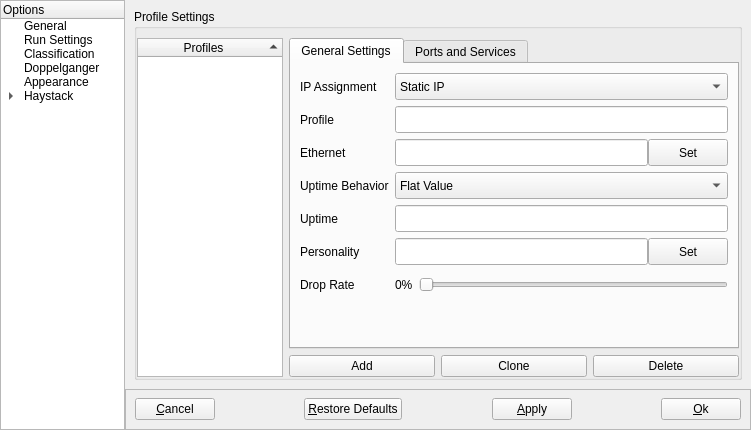
Before: the Qt Designer form NovaGUI/UI/novaconfig.ui in altf4/Nova, drawn with Qt 5.
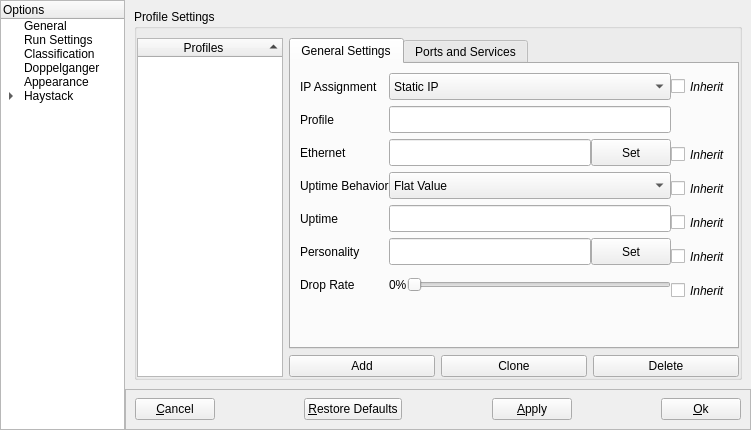
After: the same form once the commit is applied.

Commit message: NovaConfig: inherit boxes non-functional in .ui

```diff
--- a/NovaGUI/UI/novaconfig.ui
+++ b/NovaGUI/UI/novaconfig.ui
@@ -1666,9 +1666,73 @@
                 <attribute name="title">
                  <string>General Settings</string>
                 </attribute>
-                <layout class="QHBoxLayout" name="genProfSettingsBox">
+                <layout class="QHBoxLayout" name="genProfSettingsBox" stretch="85,15">
+                 <property name="spacing">
+                  <number>0</number>
+                 </property>
+                 <property name="rightMargin">
+                  <number>0</number>
+                 </property>
                  <item>
                   <layout class="QFormLayout" name="genProfFormBox">
+                   <property name="verticalSpacing">
+                    <number>6</number>
+                   </property>
+                   <item row="0" column="0">
+                    <widget class="QLabel" name="IPModeLabel">
+                     <property name="minimumSize">
+                      <size>
+                       <width>0</width>
+                       <height>27</height>
+                      </size>
+                     </property>
+                     <property name="maximumSize">
+                      <size>
+                       <width>16777215</width>
+                       <height>27</height>
+                      </size>
+                     </property>
+                     <property name="text">
+                      <string>IP Assignment</string>
+                     </property>
+                    </widget>
+                   </item>
+                   <item row="0" column="1">
+                    <widget class="QComboBox" name="dhcpComboBox">
+                     <property name="minimumSize">
+                      <size>
+                       <width>0</width>
+                       <height>27</height>
+                      </size>
+                     </property>
+                     <property name="maximumSize">
+                      <size>
+                       <width>16777215</width>
+                       <height>27</height>
+                      </size>
+                     </property>
+                     <item>
+                      <property name="text">
+                       <string>Static IP</string>
+                      </property>
+                     </item>
+                     <item>
+                      <property name="text">
+                       <string>DHCP - Static MAC</string>
+                      </property>
+                     </item>
+                     <item>
+                      <property name="text">
+                       <string>DHCP - Random MAC</string>
+                      </property>
+                     </item>
+                     <item>
+                      <property name="text">
+                       <string>Doppelganger</string>
+                      </property>
+                     </item>
+                    </widget>
+                   </item>
                    <item row="1" column="0">
                     <widget class="QLabel" name="profileLabel">
                      <property name="minimumSize">
@@ -1774,61 +1838,6 @@
                      </item>
                     </layout>
                    </item>
-                   <item row="0" column="1">
-                    <widget class="QComboBox" name="dhcpComboBox">
-                     <property name="minimumSize">
-                      <size>
-                       <width>0</width>
-                       <height>27</height>
-                      </size>
-                     </property>
-                     <property name="maximumSize">
-                      <size>
-                       <width>16777215</width>
-                       <height>27</height>
-                      </size>
-                     </property>
-                     <item>
-                      <property name="text">
-                       <string>Static IP</string>
-                      </property>
-                     </item>
-                     <item>
-                      <property name="text">
-                       <string>DHCP - Static MAC</string>
-                      </property>
-                     </item>
-                     <item>
-                      <property name="text">
-                       <string>DHCP - Random MAC</string>
-                      </property>
-                     </item>
-                     <item>
-                      <property name="text">
-                       <string>Doppelganger</string>
-                      </property>
-                     </item>
-                    </widget>
-                   </item>
-                   <item row="0" column="0">
-                    <widget class="QLabel" name="IPModeLabel">
-                     <property name="minimumSize">
-                      <size>
-                       <width>0</width>
-                       <height>27</height>
-                      </size>
-                     </property>
-                     <property name="maximumSize">
-                      <size>
-                       <width>16777215</width>
-                       <height>27</height>
-                      </size>
-                     </property>
-                     <property name="text">
-                      <string>IP Assignment</string>
-                     </property>
-                    </widget>
-                   </item>
                    <item row="3" column="0">
                     <widget class="QLabel" name="uptimeBehaviorLabel">
                      <property name="minimumSize">
@@ -2060,6 +2069,176 @@
                    </item>
                   </layout>
                  </item>
+                 <item>
+                  <layout class="QFormLayout" name="profileGenInheritForm">
+                   <property name="fieldGrowthPolicy">
+                    <enum>QFormLayout::AllNonFixedFieldsGrow</enum>
+                   </property>
+                   <property name="verticalSpacing">
+                    <number>7</number>
+                   </property>
+                   <item row="0" column="0">
+                    <widget class="QCheckBox" name="ipModeCheckBox">
+                     <property name="minimumSize">
+                      <size>
+                       <width>0</width>
+                       <height>27</height>
+                      </size>
+                     </property>
+                     <property name="maximumSize">
+                      <size>
+                       <width>16777215</width>
+                       <height>27</height>
+                      </size>
+                     </property>
+                     <property name="font">
+                      <font>
+                       <italic>true</italic>
+                      </font>
+                     </property>
+                     <property name="text">
+                      <string>Inherit</string>
+                     </property>
+                    </widget>
+                   </item>
+                   <item row="2" column="0">
+                    <widget class="QCheckBox" name="ethernetCheckBox">
+                     <property name="minimumSize">
+                      <size>
+                       <width>0</width>
+                       <height>27</height>
+                      </size>
+                     </property>
+                     <property name="maximumSize">
+                      <size>
+                       <width>16777215</width>
+                       <height>27</height>
+                      </size>
+                     </property>
+                     <property name="font">
+                      <font>
+                       <italic>true</italic>
+                      </font>
+                     </property>
+                     <property name="text">
+                      <string>Inherit</string>
+                     </property>
+                    </widget>
+                   </item>
+                   <item row="3" column="0">
+                    <widget class="QCheckBox" name="uptimeBehaviorCheckBox">
+                     <property name="minimumSize">
+                      <size>
+                       <width>0</width>
+                       <height>27</height>
+                      </size>
+                     </property>
+                     <property name="maximumSize">
+                      <size>
+                       <width>16777215</width>
+                       <height>27</height>
+                      </size>
+                     </property>
+                     <property name="font">
+                      <font>
+                       <italic>true</italic>
+                      </font>
+                     </property>
+                     <property name="text">
+                      <string>Inherit</string>
+                     </property>
+                    </widget>
+                   </item>
+                   <item row="4" column="0">
+                    <widget class="QCheckBox" name="uptimeCheckBox">
+                     <property name="minimumSize">
+                      <size>
+                       <width>0</width>
+                       <height>27</height>
+                      </size>
+                     </property>
+                     <property name="maximumSize">
+                      <size>
+                       <width>16777215</width>
+                       <height>27</height>
+                      </size>
+                     </property>
+                     <property name="font">
+                      <font>
+                       <italic>true</italic>
+                      </font>
+                     </property>
+                     <property name="text">
+                      <string>Inherit</string>
+                     </property>
+                    </widget>
+                   </item>
+                   <item row="5" column="0">
+                    <widget class="QCheckBox" name="personalityCheckBox">
+                     <property name="minimumSize">
+                      <size>
+                       <width>0</width>
+                       <height>27</height>
+                      </size>
+                     </property>
+                     <property name="maximumSize">
+                      <size>
+                       <width>16777215</width>
+                       <height>27</height>
+                      </size>
+                     </property>
+                     <property name="font">
+                      <font>
+                       <italic>true</italic>
+                      </font>
+                     </property>
+                     <property name="text">
+                      <string>Inherit</string>
+                     </property>
+                    </widget>
+                   </item>
+                   <item row="6" column="0">
+                    <widget class="QCheckBox" name="dropRateCheckBox">
+                     <property name="minimumSize">
+                      <size>
+                       <width>0</width>
+                       <height>27</height>
+                      </size>
+                     </property>
+                     <property name="maximumSize">
+                      <size>
+                       <width>16777215</width>
+                       <height>27</height>
+                      </size>
+                     </property>
+                     <property name="font">
+                      <font>
+                       <italic>true</italic>
+                      </font>
+                     </property>
+                     <property name="text">
+                      <string>Inherit</string>
+                     </property>
+                    </widget>
+                   </item>
+                   <item row="1" column="0" colspan="2">
+                    <spacer name="verticalSpacer">
+                     <property name="orientation">
+                      <enum>Qt::Vertical</enum>
+                     </property>
+                     <property name="sizeType">
+                      <enum>QSizePolicy::Fixed</enum>
+                     </property>
+                     <property name="sizeHint" stdset="0">
+                      <size>
+                       <width>0</width>
+                       <height>27</height>
+                      </size>
+                     </property>
+                    </spacer>
+                   </item>
+                  </layout>
+                 </item>
                 </layout>
                </widget>
                <widget class="QWidget" name="portsTab">
```
